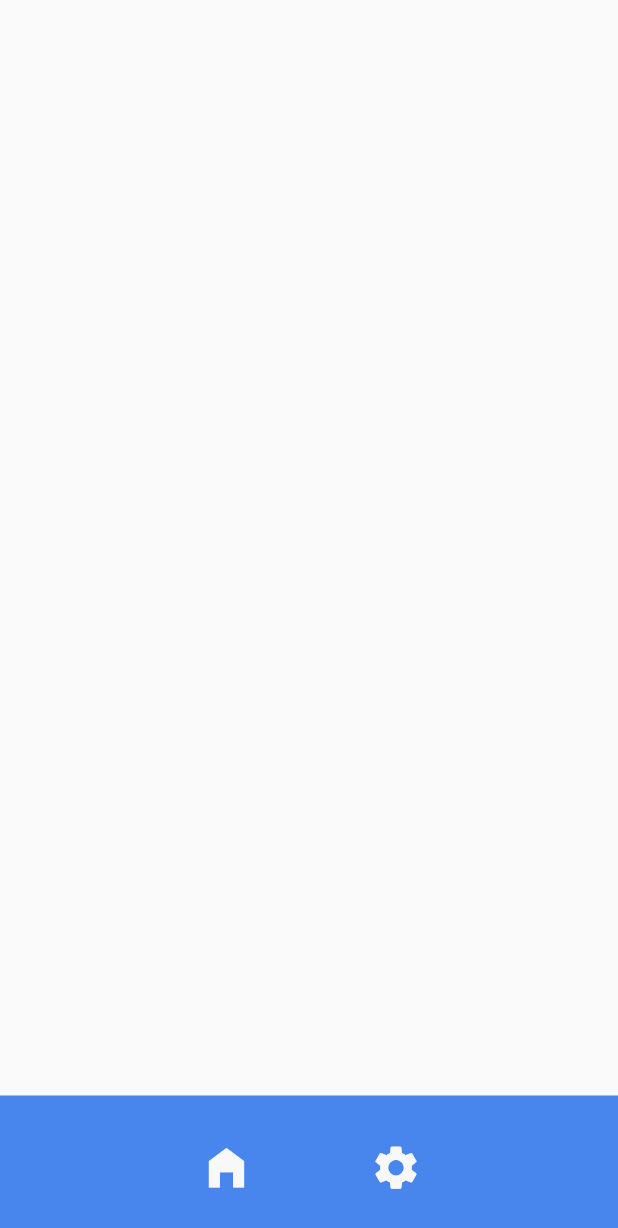
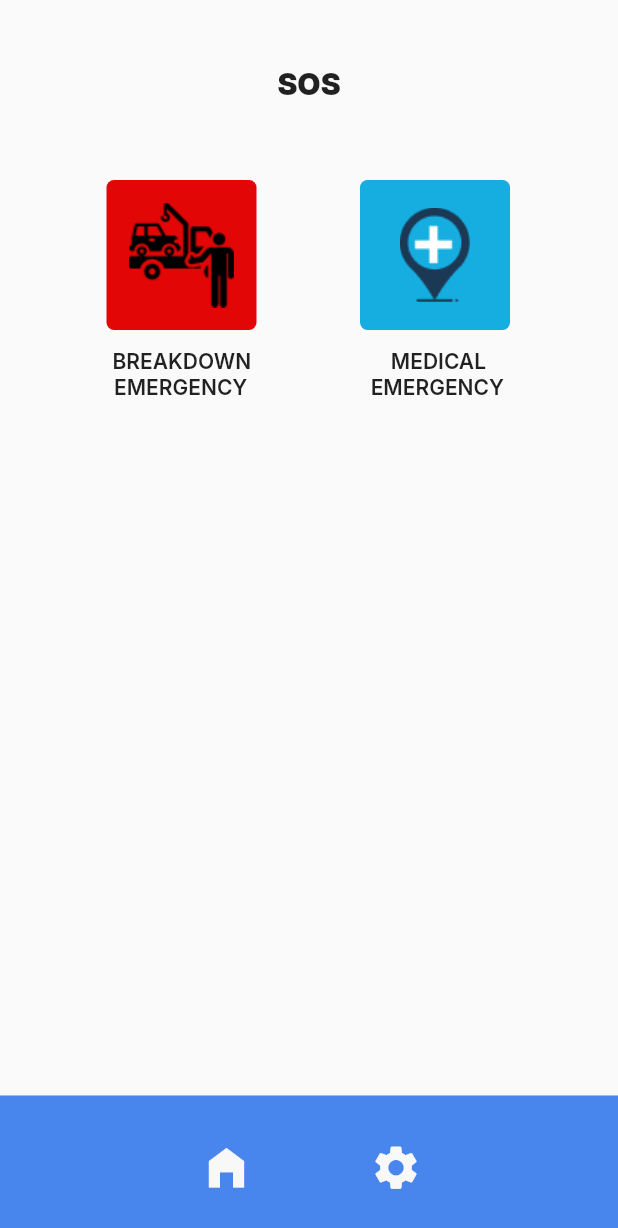
Before and after one commit to manivannan-robot/busTracking, a Flutter app: the SosPage screen opened directly, on a phone screen of 412 x 824 dp. Shown: the top 1228 px of the screen. Run offline on Flutter 3.47's test engine with Material 2 defaults, Android fonts, the phone set to English and light mode, and no system bars; our stand-ins replace firebase_core, firebase_database, flutter_local_notifications, fluttertoast, google_fonts, permission_handler and 1 more; missing offline and left inert: background_location_tracker; accounts and stored records are empty.

Commit message:
SOS Page Added

```diff
--- a/lib/pages/sos_page.dart
+++ b/lib/pages/sos_page.dart
@@ -1,12 +1,113 @@
+// ignore_for_file: prefer_const_constructors, sort_child_properties_last
 
 import 'package:flutter/material.dart';
+import 'package:google_fonts/google_fonts.dart';
 
 class SosPage extends StatelessWidget {
   const SosPage({super.key});
 
   @override
   Widget build(BuildContext context) {
-    return Scaffold(
+    return SafeArea(
+      child: Scaffold(
+        body: Column(children: [
+          SizedBox(
+            height: 44,
+          ),
+          Center(
+            child: Text(
+              'SOS',
+              style: GoogleFonts.inter(
+                fontSize: 20,
+                fontWeight: FontWeight.w900,
+              ),
+            ),
+          ),
+          SizedBox(
+            height: 52,
+          ),
+          Padding(
+            padding: const EdgeInsets.only(left: 71.0, right: 72.0),
+            child: Row(
+              mainAxisAlignment: MainAxisAlignment.spaceBetween,
+              children: [
+                GestureDetector(
+                  child: Container(
+                    child: Image.asset('assets/images/BreakDown.png'),
+                    height: 100,
+                    width: 100,
+                    decoration: BoxDecoration(
+                        color: Color(0xFFE20606),
+                        borderRadius: BorderRadius.circular(5)),
+                  ),
+                  onTap: () {},
+                ),
+                GestureDetector(
+                  child: Container(
+                    height: 100,
+                    child: Image.asset('assets/images/Medical.png', scale: 1.0),
+                    width: 100,
+                    decoration: BoxDecoration(
+                        color: Color(0xFF16ADE1),
+                        borderRadius: BorderRadius.circular(5)),
+                  ),
+                  onTap: () {},
+                ),
+              ],
+            ),
+          ),
+          SizedBox(
+            height: 12,
+          ),
+          Padding(
+            padding: const EdgeInsets.only(left: 71.0, right: 72.0),
+            child: Row(
+              mainAxisAlignment: MainAxisAlignment.spaceBetween,
+              children: [
+                Padding(
+                  padding: const EdgeInsets.only(left: 4.0),
+                  child: Text(
+                    'BREAKDOWN',
+                    style: GoogleFonts.inter(
+                        fontSize: 14, fontWeight: FontWeight.w600),
+                  ),
+                ),
+                Padding(
+                  padding: const EdgeInsets.only(right: 16.0),
+                  child: Text(
+                    'MEDICAL',
+                    style: GoogleFonts.inter(
+                        fontSize: 14, fontWeight: FontWeight.w600),
+                  ),
+                ),
+              ],
+            ),
+          ),
+          Padding(
+            padding: const EdgeInsets.only(left: 71.0, right: 72.0),
+            child: Row(
+              mainAxisAlignment: MainAxisAlignment.spaceBetween,
+              children: [
+                Padding(
+                  padding: const EdgeInsets.only(left: 5.0),
+                  child: Text(
+                    'EMERGENCY',
+                    style: GoogleFonts.inter(
+                        fontSize: 14, fontWeight: FontWeight.w600),
+                  ),
+                ),
+                Padding(
+                  padding: const EdgeInsets.only(right: 4.0),
+                  child: Text(
+                    'EMERGENCY',
+                    style: GoogleFonts.inter(
+                        fontSize: 14, fontWeight: FontWeight.w600),
+                  ),
+                ),
+              ],
+            ),
+          )
+        ]),
         //Custom Navigation Bar
         bottomNavigationBar: Container(
           height: 93.68,
@@ -29,9 +130,7 @@ class SosPage extends StatelessWidget {
 
               //Settings Button
               IconButton(
-              onPressed: () {
-
-              },
+                onPressed: () {},
                 icon: Icon(
                   Icons.settings,
                   size: 35,
@@ -41,6 +140,7 @@ class SosPage extends StatelessWidget {
             ],
           ),
         ),
+      ),
     );
   }
 }
```
Also changed, not shown: assets/images/BreakDown.png (added), assets/images/Medical.png (added). Lines whose indentation alone changed are shown as unchanged.
